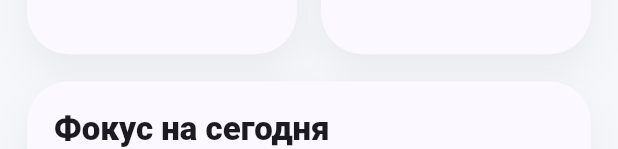
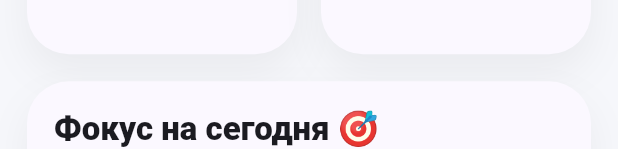
Before and after one commit to botayess/life-manager, a Flutter app: the DashboardScreen widget shown alone on an empty page, opened directly with empty values, on a phone screen of 412 x 824 dp. Shown: the part 1087-1236 px from the top of the screen. Run offline on Flutter 3.47's test engine with Material 3 defaults, Android fonts, the light colour scheme and no system bars; our stand-ins replace fl_chart, shared_preferences; accounts and stored records are empty.

Commit message:
improve dashboard title text (Bota)

```diff
--- a/lib/screens/dashboard_screen.dart
+++ b/lib/screens/dashboard_screen.dart
@@ -61,9 +61,7 @@ class DashboardScreen extends StatelessWidget {
               },
             ),
           ),
-
           const SizedBox(height: 18),
-
           LayoutBuilder(
             builder: (context, constraints) {
               final wide = constraints.maxWidth > 900;
@@ -95,9 +93,7 @@ class DashboardScreen extends StatelessWidget {
               );
             },
           ),
-
           const SizedBox(height: 18),
-
           LayoutBuilder(
             builder: (context, constraints) {
               final wide = constraints.maxWidth > 900;
@@ -113,7 +109,7 @@ class DashboardScreen extends StatelessWidget {
                     child: Column(
                       crossAxisAlignment: CrossAxisAlignment.start,
                       children: [
-                        Text('Фокус на сегодня',
+                        Text('Фокус на сегодня 🎯',
                             style: Theme.of(context)
                                 .textTheme
                                 .titleLarge
@@ -146,8 +142,7 @@ class DashboardScreen extends StatelessWidget {
       crossAxisAlignment: CrossAxisAlignment.start,
       children: [
         Container(
-          padding:
-              const EdgeInsets.symmetric(horizontal: 12, vertical: 8),
+          padding: const EdgeInsets.symmetric(horizontal: 12, vertical: 8),
           decoration: BoxDecoration(
             borderRadius: BorderRadius.circular(100),
             color: Colors.white.withOpacity(0.75),
@@ -163,8 +158,7 @@ class DashboardScreen extends StatelessWidget {
               ?.copyWith(fontWeight: FontWeight.w900),
         ),
         const SizedBox(height: 14),
-        const Text(
-            'Привычки, финансы, планы и команда — теперь вместе.'),
+        const Text('Привычки, финансы, планы и команда — теперь вместе.'),
       ],
     );
   }
@@ -217,8 +211,8 @@ class _StatCard extends StatelessWidget {
           Text(title),
           const SizedBox(height: 8),
           Text(value,
-              style: const TextStyle(
-                  fontSize: 20, fontWeight: FontWeight.bold)),
+              style:
+                  const TextStyle(fontSize: 20, fontWeight: FontWeight.bold)),
         ],
       ),
     );
```
